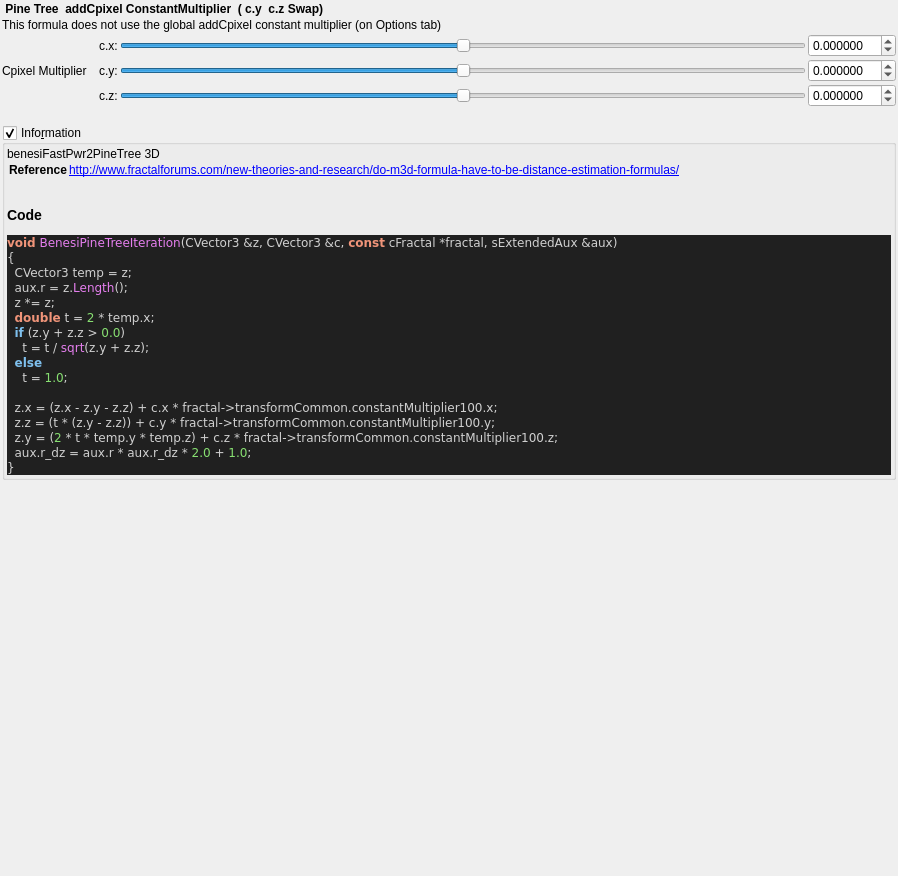
First picture: the form in mandelbulber2/qt_data/fractal_benesi_pine_tree.ui, repository buddhi1980/mandelbulber2, before the edit.
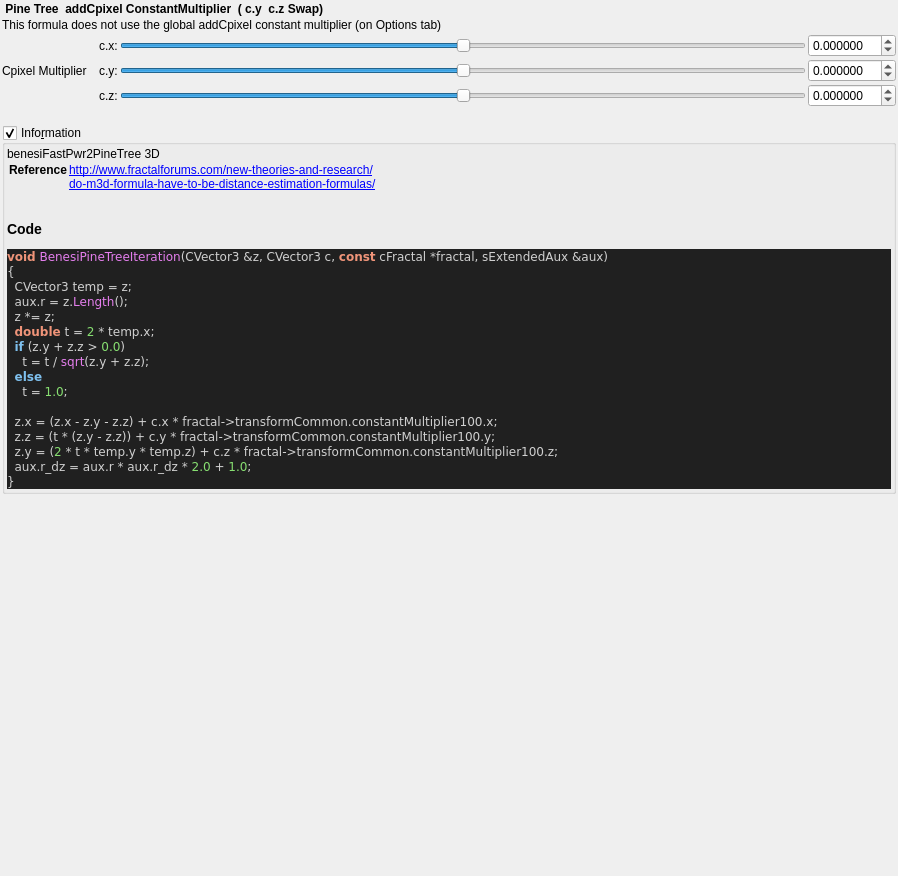
Second picture: the form after the edit. Custom widgets are drawn as their Qt base class.

```diff
--- a/mandelbulber2/qt_data/fractal_benesi_pine_tree.ui
+++ b/mandelbulber2/qt_data/fractal_benesi_pine_tree.ui
@@ -272,12 +272,13 @@
        <widget class="QLabel" name="label_code_content">
         <property name="text">
          <string>&lt;p&gt;benesiFastPwr2PineTree  3D&lt;/p&gt;&lt;table&gt;
-&lt;tr&gt;&lt;th&gt;Reference&lt;/th&gt;&lt;td&gt;&lt;a href=&quot;http://www.fractalforums.com/new-theories-and-research/do-m3d-formula-have-to-be-distance-estimation-formulas/&quot;&gt;http://www.fractalforums.com/new-theories-and-research/do-m3d-formula-have-to-be-distance-estimation-formulas/&lt;br&gt;
+&lt;tr&gt;&lt;th&gt;Reference&lt;/th&gt;&lt;td&gt;&lt;a href=&quot;http://www.fractalforums.com/new-theories-and-research/&quot;&gt;http://www.fractalforums.com/new-theories-and-research/&lt;br&gt;
+&lt;a href=&quot;do-m3d-formula-have-to-be-distance-estimation-formulas/&quot;&gt;do-m3d-formula-have-to-be-distance-estimation-formulas/&lt;br&gt;
 &lt;/td&gt;&lt;/tr&gt;
 &lt;/table&gt;
 &lt;h3&gt;Code&lt;/h3&gt;
 &lt;body style=&quot;background-color:#202020&quot;&gt;
-&lt;pre style=&quot;color:#d0d0d0; background-color:#202020;  font-family:'Courier New',monospace;&quot;&gt;&lt;span style=&quot;color:#f09479; font-weight:bold&quot;&gt;void&lt;/span&gt; &lt;span style=&quot;color:#e47eed&quot;&gt;BenesiPineTreeIteration&lt;/span&gt;&lt;span style=&quot;color:#d0d0d0&quot;&gt;(&lt;/span&gt;CVector3 &lt;span style=&quot;color:#d0d0d0&quot;&gt;&amp;amp;&lt;/span&gt;z&lt;span style=&quot;color:#d0d0d0&quot;&gt;,&lt;/span&gt; CVector3 &lt;span style=&quot;color:#d0d0d0&quot;&gt;&amp;amp;&lt;/span&gt;c&lt;span style=&quot;color:#d0d0d0&quot;&gt;,&lt;/span&gt; &lt;span style=&quot;color:#f09479; font-weight:bold&quot;&gt;const&lt;/span&gt; cFractal &lt;span style=&quot;color:#d0d0d0&quot;&gt;*&lt;/span&gt;fractal&lt;span style=&quot;color:#d0d0d0&quot;&gt;,&lt;/span&gt; sExtendedAux &lt;span style=&quot;color:#d0d0d0&quot;&gt;&amp;amp;&lt;/span&gt;aux&lt;span style=&quot;color:#d0d0d0&quot;&gt;)&lt;/span&gt;
+&lt;pre style=&quot;color:#d0d0d0; background-color:#202020;  font-family:'Courier New',monospace;&quot;&gt;&lt;span style=&quot;color:#f09479; font-weight:bold&quot;&gt;void&lt;/span&gt; &lt;span style=&quot;color:#e47eed&quot;&gt;BenesiPineTreeIteration&lt;/span&gt;&lt;span style=&quot;color:#d0d0d0&quot;&gt;(&lt;/span&gt;CVector3 &lt;span style=&quot;color:#d0d0d0&quot;&gt;&amp;amp;&lt;/span&gt;z&lt;span style=&quot;color:#d0d0d0&quot;&gt;,&lt;/span&gt; CVector3 c&lt;span style=&quot;color:#d0d0d0&quot;&gt;,&lt;/span&gt; &lt;span style=&quot;color:#f09479; font-weight:bold&quot;&gt;const&lt;/span&gt; cFractal &lt;span style=&quot;color:#d0d0d0&quot;&gt;*&lt;/span&gt;fractal&lt;span style=&quot;color:#d0d0d0&quot;&gt;,&lt;/span&gt; sExtendedAux &lt;span style=&quot;color:#d0d0d0&quot;&gt;&amp;amp;&lt;/span&gt;aux&lt;span style=&quot;color:#d0d0d0&quot;&gt;)&lt;/span&gt;
 &lt;span style=&quot;color:#d0d0d0&quot;&gt;{&lt;/span&gt;
   CVector3 temp &lt;span style=&quot;color:#d0d0d0&quot;&gt;=&lt;/span&gt; z&lt;span style=&quot;color:#d0d0d0&quot;&gt;;&lt;/span&gt;
   aux&lt;span style=&quot;color:#d0d0d0&quot;&gt;.&lt;/span&gt;r &lt;span style=&quot;color:#d0d0d0&quot;&gt;=&lt;/span&gt; z&lt;span style=&quot;color:#d0d0d0&quot;&gt;.&lt;/span&gt;&lt;span style=&quot;color:#e47eed&quot;&gt;Length&lt;/span&gt;&lt;span style=&quot;color:#d0d0d0&quot;&gt;();&lt;/span&gt;
```
